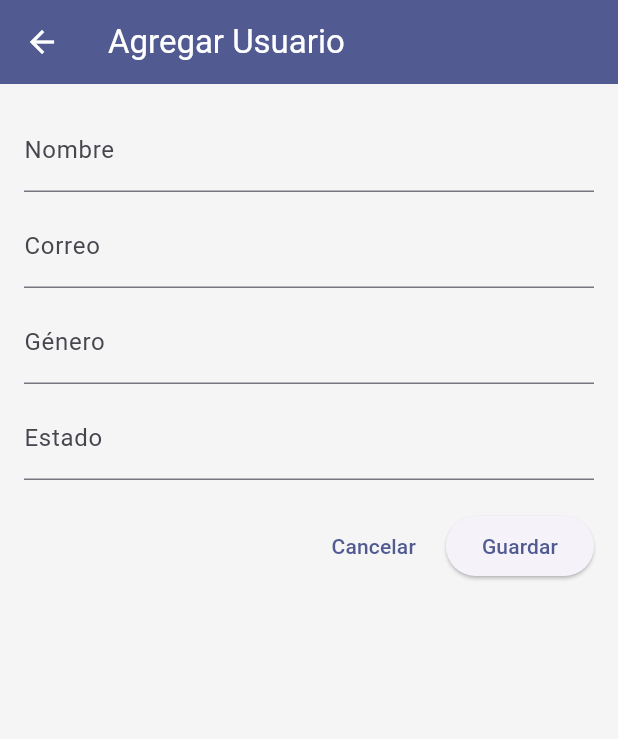
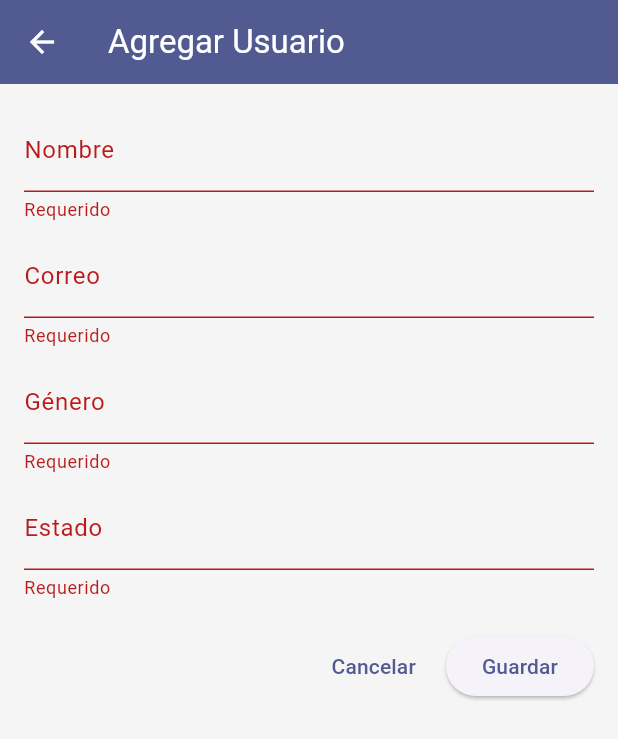
Before and after one commit to JosuePorras/Proyecto-Flutter, a Flutter app: the UserForm screen opened directly, after a tap on "Guardar", on a phone screen of 412 x 824 dp. Shown: the top 739 px of the screen. Run offline on Flutter 3.47's test engine with Material 3 defaults, Android fonts, the phone set to English and light mode, and no system bars; our stand-ins replace bloc, dio, either_dart, flutter_bloc, hive_flutter; accounts and stored records are empty; statements that could not run were skipped.

Commit message:
Add Functions to UI
Functions to UI:
-CreateUser✅
-DeleteUser✅
-UpdateUser✅

```diff
--- a/lib/features/Users/presentation/screens/user_form.dart
+++ b/lib/features/Users/presentation/screens/user_form.dart
@@ -1,5 +1,9 @@
 import 'package:flutter/material.dart';
+import 'package:inventigacionflutter/features/Users/data/models/user_model.dart';
 import 'package:inventigacionflutter/features/Users/domain/entities/user.dart';
+import 'package:inventigacionflutter/features/Users/presentation/bloc/userBloc.dart';
+import 'package:inventigacionflutter/features/Users/presentation/bloc/userEvent.dart';
+import 'package:provider/provider.dart';
 
 class UserForm extends StatefulWidget {
   static const route = '/user_form';
@@ -23,7 +27,6 @@ class _UserFormState extends State<UserForm> {
   void initState() {
     super.initState();
 
-
     _nameController = TextEditingController(text: widget.user?.name ?? '');
     _emailController = TextEditingController(text: widget.user?.email ?? '');
     _genderController = TextEditingController(text: widget.user?.gender ?? '');
@@ -42,29 +45,48 @@ class _UserFormState extends State<UserForm> {
   void _saveForm() {
     if (_formKey.currentState?.validate() ?? false) {
       final newUser = User(
-        id: widget.user?.id ?? DateTime.now().millisecondsSinceEpoch,
+        id: widget.user?.id ?? 0,
         name: _nameController.text,
         email: _emailController.text,
         gender: _genderController.text,
         status: _statusController.text,
       );
 
-      Navigator.of(context).pop(newUser);
+      debugPrint('Saving user: ${newUser.name}, ID: ${newUser.id}');
+      final userBloc = context.read<UserBloc>();
+
+      //if updating an existing user
+      if (newUser.id != 0) {
+        userBloc.add(UpdateUserEvent(user: newUser));
+        ScaffoldMessenger.of(context).showSnackBar(
+          const SnackBar(content: Text('Usuario actualizado exitosamente')),
+        );
+      } else {
+        //Adding a new user
+        userBloc.add(AddUserEvent(user: newUser));
+        ScaffoldMessenger.of(context).showSnackBar(
+          const SnackBar(content: Text('Usuario Registrado exitosamente')),
+        );
+      }
+
+      Navigator.of(context).pop();
     }
   }
 
   @override
   Widget build(BuildContext context) {
     final isEditing = widget.user != null;
+    print('isEditing: $isEditing');
 
     return Scaffold(
       appBar: AppBar(
-          title: const Text('Agregar Usuario'),
+        title: Text(isEditing ? 'Editar Usuario' : 'Agregar Usuario'),
         backgroundColor: Theme.of(context).colorScheme.primary,
         foregroundColor: Theme.of(context).colorScheme.onPrimary,
       ),
       body: SingleChildScrollView(
         padding: const EdgeInsets.all(16),
+        child: Form(
           key: _formKey,
           child: Column(
             mainAxisSize: MainAxisSize.min,
@@ -102,13 +124,35 @@ class _UserFormState extends State<UserForm> {
                   ),
                   const SizedBox(width: 8),
                   ElevatedButton(
+                    onPressed: _saveForm,
                     child: Text(isEditing ? 'Actualizar' : 'Guardar'),
-                      onPressed: _saveForm,
+
+                    // onPressed: () {
+                    //   if (_formKey.currentState?.validate() ?? false) {
+                    //     final newUser = User(
+                    //       id: widget.user?.id ?? 0,
+                    //       name: _nameController.text,
+                    //       email: _emailController.text,
+                    //       gender: _genderController.text,
+                    //       status: _statusController.text,
+                    //     );
+                    //     //Add Event to Bloc
+                    //     context.read<UserBloc>().add(AddUserEvent(user: newUser));
+                    //     //Success message
+                    //     ScaffoldMessenger.of(context).showSnackBar(
+                    //       const SnackBar(
+                    //         content: Text("Usuario guardado exitosamente"),
+                    //       ),
+                    //     );
+                    //     //Navigate back
+                    //     Navigator.of(context).pop();
+                    //   }
+                    // },
                   ),
                 ],
-
               ),
             ],
+          ),
         ),
       ),
     );
--- a/lib/features/Users/presentation/screens/user_list_page.dart
+++ b/lib/features/Users/presentation/screens/user_list_page.dart
@@ -110,6 +110,7 @@ class _UserListPageState extends State<UserListPage> {
                         }
                       },
                       child: UserCard(
+                        id: user.id,
                         name: user.name,
                         email: user.email,
                         gender: user.gender,
```
Also changed, not shown: lib/features/Users/data/datasources/user_api_remote.dart (+18 -6 lines), lib/features/Users/data/models/user_model.dart (+22 -9 lines), lib/features/Users/presentation/widgets/user_card.dart (+17 -19 lines). Lines whose indentation alone changed are shown as unchanged.
